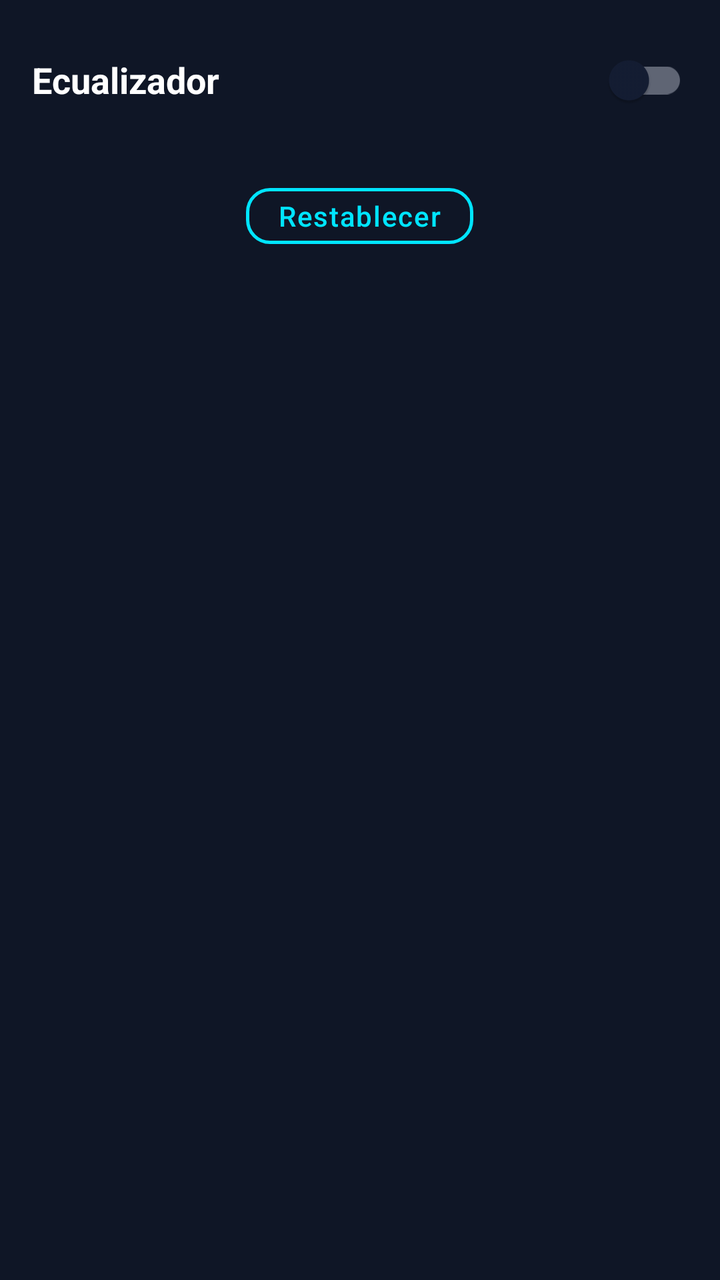
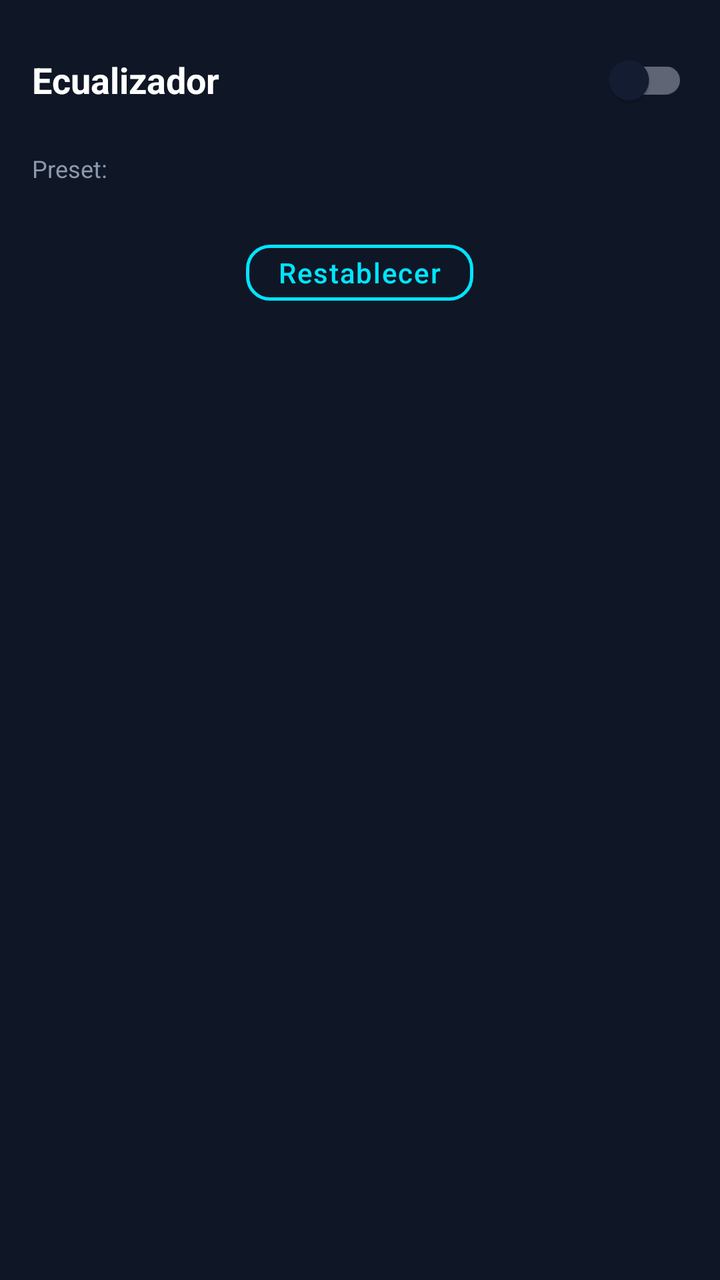

Compare the two renders of this Android layout. The source of the first and the diff that turns it into the second are given below.
<!-- AndroidManifest.xml: application theme Theme.Tvxargtec -->
<!-- res/layout/dialog_equalizer.xml -->
<?xml version="1.0" encoding="utf-8"?>
<LinearLayout xmlns:android="http://schemas.android.com/apk/res/android"
    android:layout_width="match_parent"
    android:layout_height="wrap_content"
    android:background="@color/bg_secondary"
    android:orientation="vertical"
    android:padding="16dp">

    <LinearLayout
        android:layout_width="match_parent"
        android:layout_height="wrap_content"
        android:gravity="center_vertical"
        android:orientation="horizontal">

        <TextView
            android:layout_width="0dp"
            android:layout_height="wrap_content"
            android:layout_weight="1"
            android:text="Ecualizador"
            android:textColor="@color/text_primary"
            android:textSize="18sp"
            android:textStyle="bold" />

        <com.google.android.material.switchmaterial.SwitchMaterial
            android:id="@+id/eqSwitch"
            android:layout_width="wrap_content"
            android:layout_height="wrap_content"
            android:text="" />

    </LinearLayout>

    <TextView
        android:id="@+id/tvEqNoBands"
        android:layout_width="wrap_content"
        android:layout_height="wrap_content"
        android:layout_gravity="center"
        android:layout_marginTop="24dp"
        android:text="Ecualizador no disponible para este contenido"
        android:textColor="@color/text_secondary"
        android:textSize="14sp"
        android:visibility="gone" />

    <ScrollView
        android:layout_width="match_parent"
        android:layout_height="wrap_content"
        android:layout_marginTop="12dp">

        <LinearLayout
            android:id="@+id/eqBandsContainer"
            android:layout_width="match_parent"
            android:layout_height="wrap_content"
            android:orientation="vertical" />

    </ScrollView>

    <com.google.android.material.button.MaterialButton
        android:id="@+id/btnEqReset"
        style="@style/Widget.Tvxargtec.Button.Outline"
        android:layout_width="wrap_content"
        android:layout_height="40dp"
        android:layout_gravity="center_horizontal"
        android:layout_marginTop="12dp"
        android:text="Restablecer" />

</LinearLayout>
<!-- resources referenced by this layout -->
<resources>
  <color name="bg_secondary">#FF0F1626</color>
  <color name="text_primary">#FFFFFFFF</color>
  <color name="text_secondary">#FF8A99AD</color>
  <style name="Widget.Tvxargtec.Button.Outline" parent="Widget.MaterialComponents.Button.OutlinedButton">
          <item name="cornerRadius">12dp</item>
          <item name="strokeColor">@color/brand_cyan</item>
          <item name="strokeWidth">1.5dp</item>
          <item name="android:textColor">@color/brand_cyan</item>
          <item name="android:textAllCaps">false</item>
          <item name="android:fontFamily">sans-serif-medium</item>
      </style>
  <color name="brand_cyan">#FF00E5FF</color>
  <color name="brand_crimson">#FFEF0044</color>
  <color name="bg_primary">#FF080C14</color>
  <color name="text_on_brand">#FFFFFFFF</color>
  <color name="bg_card">#FF141D33</color>
  <color name="semantic_error">#FFFF0033</color>
  <style name="Widget.Tvxargtec.Card" parent="Widget.MaterialComponents.CardView">
          <item name="cardBackgroundColor">@color/bg_card</item>
          <item name="cardCornerRadius">14dp</item> 
          <item name="cardElevation">6dp</item>
          <item name="cardMaxElevation">10dp</item>
          <item name="strokeColor">@color/border_card</item>
          <item name="strokeWidth">1dp</item> 
          <item name="contentPadding">0dp</item>
      </style>
  <style name="Widget.Tvxargtec.Button" parent="Widget.MaterialComponents.Button">
          <item name="cornerRadius">12dp</item> 
          <item name="backgroundTint">@color/brand_crimson</item>
          <item name="android:textColor">@color/text_on_brand</item>
          <item name="android:textAllCaps">false</item>
          <item name="android:fontFamily">sans-serif-medium</item>
          <item name="android:letterSpacing">0.04</item>
          <item name="android:stateListAnimator">@null</item>
      </style>
  <style name="Widget.Tvxargtec.BottomNav" parent="Widget.MaterialComponents.BottomNavigationView">
          <item name="backgroundTint">@color/bg_secondary</item>
          <item name="itemIconTint">@color/nav_color</item>
          <item name="itemTextColor">@color/nav_color</item>
          <item name="itemTextAppearanceActive">@style/Text.Tvxargtec.NavActive</item>
          <item name="itemTextAppearanceInactive">@style/Text.Tvxargtec.NavInactive</item>
          <item name="itemRippleColor">@color/brand_crimson</item> 
          <item name="elevation">16dp</item>
          <item name="labelVisibilityMode">labeled</item>
          <item name="menuGravity">center</item>
      </style>
  <color name="border_card">#1AFFFFFF</color>
  <style name="Text.Tvxargtec.NavActive">
          <item name="android:textSize">12sp</item>
          <item name="android:fontFamily">sans-serif-medium</item>
      </style>
  <style name="Text.Tvxargtec.NavInactive">
          <item name="android:textSize">11sp</item>
      </style>
  <!-- unchanged entries left out for length: 1 -->
</resources>

<!-- the commit's change to res/layout/dialog_equalizer.xml (unified diff, before → after) -->
@@ -1,5 +1,6 @@
 <?xml version="1.0" encoding="utf-8"?>
 <LinearLayout xmlns:android="http://schemas.android.com/apk/res/android"
+    xmlns:app="http://schemas.android.com/apk/res-auto"
     android:layout_width="match_parent"
     android:layout_height="wrap_content"
     android:background="@color/bg_secondary"
@@ -40,10 +41,27 @@
         android:textSize="14sp"
         android:visibility="gone" />
 
+    <TextView
+        android:id="@+id/tvEqPresetLabel"
+        android:layout_width="wrap_content"
+        android:layout_height="wrap_content"
+        android:layout_marginTop="12dp"
+        android:text="Preset:"
+        android:textColor="@color/text_secondary"
+        android:textSize="12sp" />
+
+    <com.google.android.material.chip.ChipGroup
+        android:id="@+id/eqPresetGroup"
+        android:layout_width="match_parent"
+        android:layout_height="wrap_content"
+        android:layout_marginTop="4dp"
+        app:singleSelection="true"
+        app:chipSpacing="6dp" />
+
     <ScrollView
         android:layout_width="match_parent"
         android:layout_height="wrap_content"
-        android:layout_marginTop="12dp">
+        android:layout_marginTop="8dp">
 
         <LinearLayout
             android:id="@+id/eqBandsContainer"
